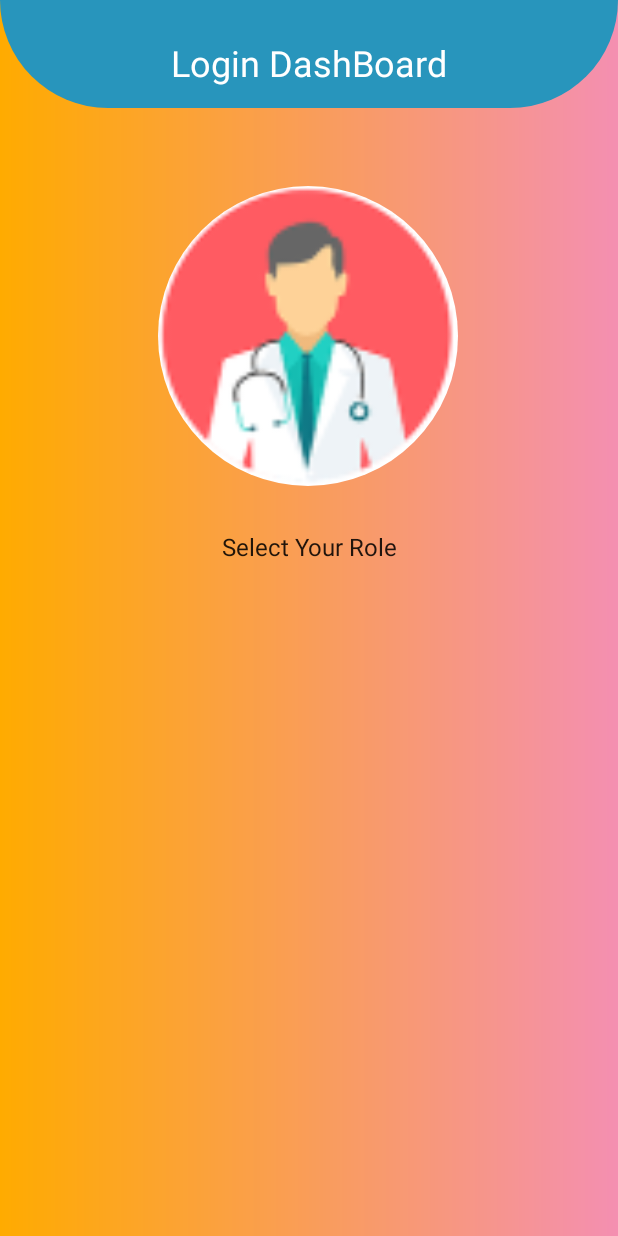
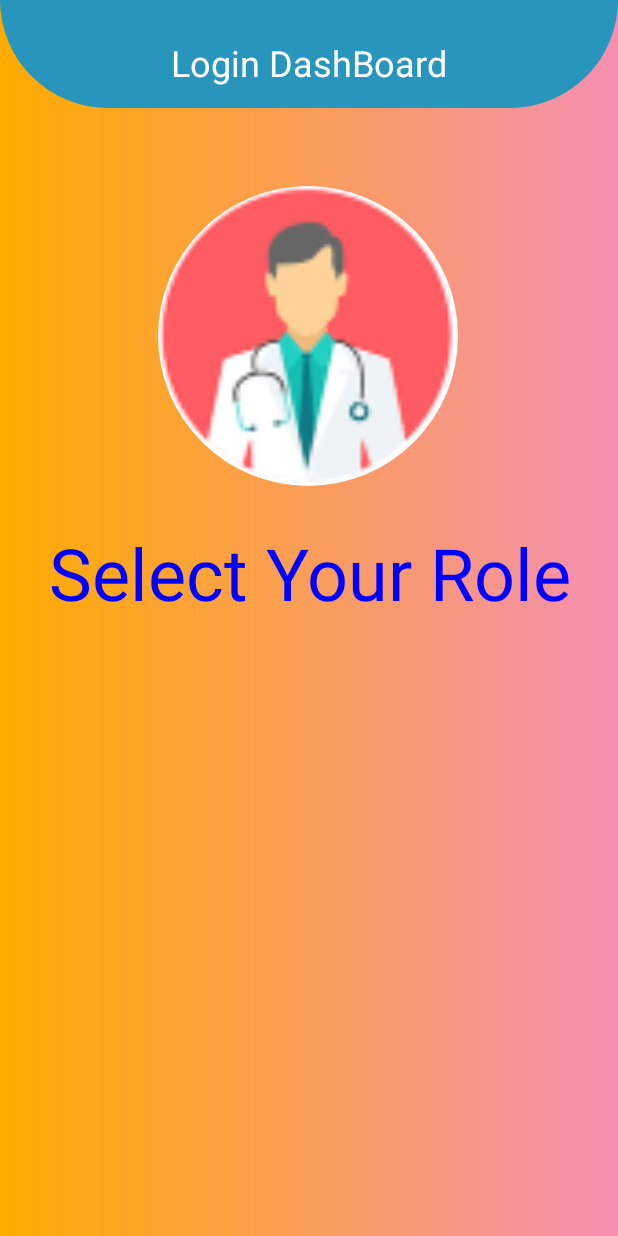
Before and after one commit to beebeeeboss/At_My_Care, an Android app: the screen it shows after launch (StarterActivity), on a phone screen of 412 x 824 dp. Run offline under Robolectric (Android 15) with nearby library versions, the phone set to English and light mode, and no system bars; our stand-ins replace CircleImageView; libraries missing offline, so code that uses them is left out: com.mukesh, in.aabhasjindal.otptextview; Roboto replaces fonts that are not available here; 2 statements that could not run were skipped.

Commit message:
ATMx Login Setup Completely and Dashboard Structure Ready

```diff
--- a/app/src/main/java/com/pharmacy/atmycare/ui/LoginFragments/LoginFragment.java
+++ b/app/src/main/java/com/pharmacy/atmycare/ui/LoginFragments/LoginFragment.java
@@ -34,6 +34,7 @@ public class LoginFragment extends Fragment {
 
     private FragmentLoginBinding binding;
 
+    public static View loginView;
     // use this binding for find view by id purpose
     // like textview as binding.idnamedefinedinresourcefile
     @Override
@@ -47,7 +48,7 @@ public class LoginFragment extends Fragment {
     @Override
     public void onViewCreated(@NonNull View view, @Nullable Bundle savedInstanceState) {
         super.onViewCreated(view, savedInstanceState);
-
+loginView = getView();
         if (UserLoginFragment.goTo != null){
             if (UserLoginFragment.goTo.equals("reg")) {
                 Navigation.findNavController(getActivity().findViewById(R.id.fragmentContainerView2)).navigate(LoginFragmentDirections.actionLoginFragmentToResgisterUserFragment());
@@ -55,7 +56,7 @@ public class LoginFragment extends Fragment {
                 Navigation.findNavController(getActivity().findViewById(R.id.fragmentContainerView2)).navigate(LoginFragmentDirections.actionLoginFragmentToUserDashboardFragment());
             }
         } else {
-            ArrayAdapter<CharSequence> adapter = ArrayAdapter.createFromResource(getContext(), R.array.user_type, android.R.layout.simple_spinner_item);
+            ArrayAdapter<CharSequence> adapter = ArrayAdapter.createFromResource(getContext(), R.array.user_type, R.layout.login_spinner_item);
             adapter.setDropDownViewResource(android.R.layout.simple_spinner_dropdown_item);
             binding.spLoginType.setAdapter(adapter);
             binding.fragmentContainerView3.setVisibility(View.GONE);
--- a/app/src/main/res/layout/fragment_login.xml
+++ b/app/src/main/res/layout/fragment_login.xml
@@ -41,10 +41,13 @@
 
     <Spinner
         android:id="@+id/spLoginType"
-        android:layout_width="300dp"
-        android:layout_height="30dp"
+        android:layout_width="0dp"
+        android:layout_height="60dp"
+        android:layout_marginStart="20dp"
         android:layout_marginTop="25dp"
+        android:layout_marginEnd="20dp"
         android:background="@android:color/transparent"
+        android:dropDownWidth="match_parent"
         android:popupBackground="@android:color/white"
         android:scrollbarSize="30dp"
         android:spinnerMode="dialog"
--- /dev/null
+++ b/app/src/main/res/layout/login_spinner_item.xml
@@ -0,0 +1,12 @@
+<?xml version="1.0" encoding="utf-8"?>
+<TextView xmlns:android="http://schemas.android.com/apk/res/android"
+    xmlns:app="http://schemas.android.com/apk/res-auto"
+
+    android:layout_width="match_parent"
+    android:layout_height="match_parent"
+    android:id="@+id/tvSpinnerDesign"
+    android:gravity="center"
+    android:textSize="48sp"
+    android:textColor="#00f">
+
+</TextView>
--- a/app/src/main/res/navigation/nav_graph.xml
+++ b/app/src/main/res/navigation/nav_graph.xml
@@ -16,6 +16,12 @@
         <action
             android:id="@+id/action_loginFragment_to_userDashboardFragment"
             app:destination="@id/userDashboardFragment"
+            app:popUpTo="@id/nav_graph" />
+        <action
+            android:id="@+id/action_loginFragment_to_ATMxDashboardFragment"
+            app:destination="@id/ATMxDashboardFragment"
+            app:enterAnim="@anim/nav_default_enter_anim"
+            app:exitAnim="@anim/nav_default_exit_anim"
             app:popUpTo="@id/nav_graph" />
     </fragment>
     <fragment
@@ -38,4 +44,16 @@
             app:exitAnim="@anim/nav_default_exit_anim"
             app:popUpTo="@id/nav_graph" />
     </fragment>
+    <fragment
+        android:id="@+id/ATMxDashboardFragment"
+        android:name="com.pharmacy.atmycare.ui.ATMxLayoutFragments.ATMxDashboardFragment"
+        android:label="fragment_a_t_mx_dashboard"
+        tools:layout="@layout/fragment_a_t_mx_dashboard" >
+        <action
+            android:id="@+id/action_ATMxDashboardFragment_to_loginFragment"
+            app:destination="@id/loginFragment"
+            app:enterAnim="@anim/nav_default_enter_anim"
+            app:exitAnim="@anim/nav_default_exit_anim"
+            app:popUpTo="@id/nav_graph" />
+    </fragment>
 </navigation>
```
Also changed, not shown: app/src/main/java/com/pharmacy/atmycare/ui/ATMxLayoutFragments/ATMxDashboardFragment.java (added, +35 -0 lines), app/src/main/java/com/pharmacy/atmycare/ui/LoginFragments/ATMxLoginFragment.java (+38 -46 lines), app/src/main/res/layout/fragment_a_t_mx_dashboard.xml (added, +19 -0 lines), app/src/main/res/layout/fragment_a_t_mx_login.xml (+3 -6 lines).
